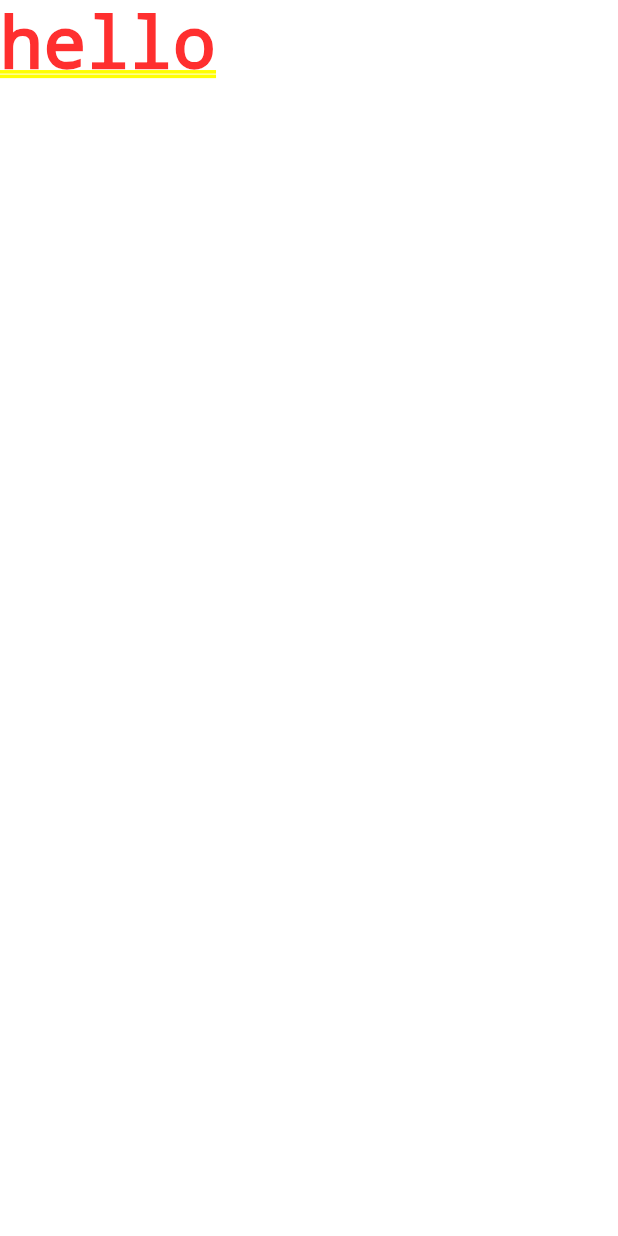
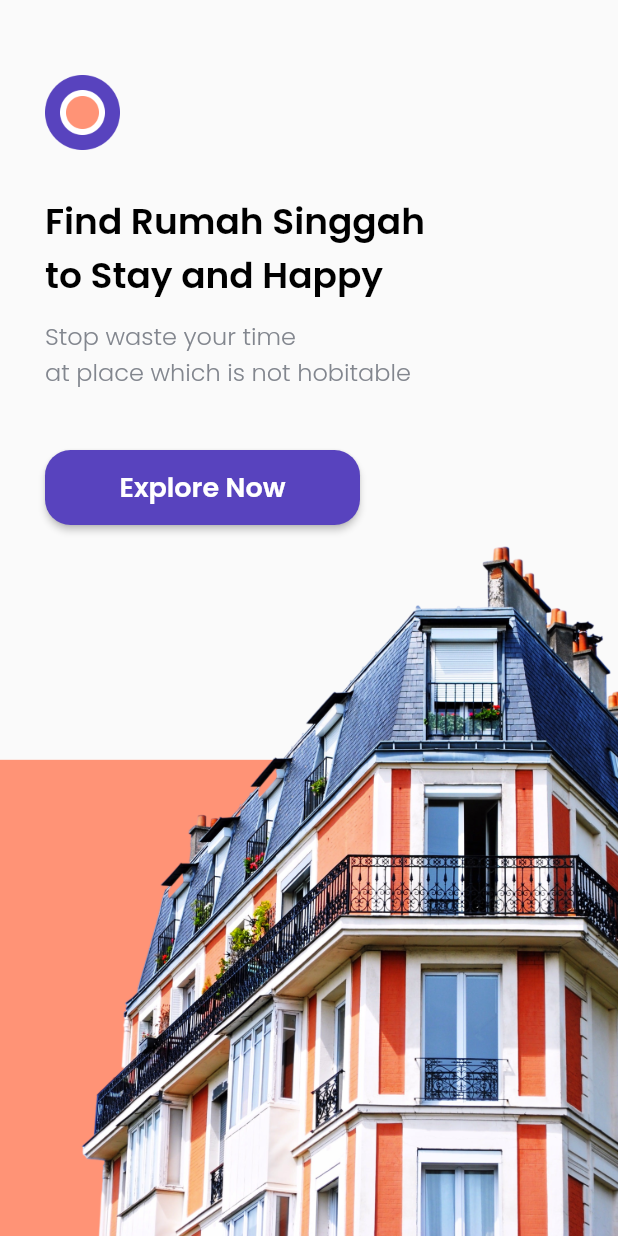
Before and after one commit to fathulaziss/rumah_singgah, a Flutter app: the screen it shows after launch, on a phone screen of 412 x 824 dp. Run offline on Flutter 3.47's test engine with Material 2 defaults, Android fonts, the phone set to English and light mode, and no system bars; our stand-ins replace google_fonts.

Commit message:
add splash page

```diff
--- /dev/null
+++ b/lib/shared/assets.dart
@@ -0,0 +1,29 @@
+class AssetsImage {
+  static String imageLogo = 'assets/images/logo.png';
+  static String imageSplash = 'assets/images/splash_image.png';
+  static String imageError = 'assets/images/error.png';
+  static String imageCity1 = 'assets/images/city1.png';
+  static String imageCity2 = 'assets/images/city2.png';
+  static String imageCity3 = 'assets/images/city3.png';
+  static String imageTips1 = 'assets/images/tips1.png';
+  static String imageTips2 = 'assets/images/tips2.png';
+  static String imageRoom1 = 'assets/images/room1.png';
+  static String imageRoom2 = 'assets/images/room2.png';
+  static String imageRoom3 = 'assets/images/room3.png';
+  static String imageDetailRoom1 = 'assets/images/detail_room1.png';
+  static String imageDetailRoom2 = 'assets/images/detail_room2.png';
+  static String imageDetailRoom3 = 'assets/images/detail_room3.png';
+}
+
+class AssetsIcon {
+  static String iconStar = 'assets/icons/icon_star.png';
+  static String iconBedroom = 'assets/icons/icon_bedroom.png';
+  static String iconCupboard = 'assets/icons/icon_cupboard.png';
+  static String iconKitchen = 'assets/icons/icon_kitchen.png';
+}
+
+class AssetsButton {
+  static String buttonBack = 'assets/buttons/btn_back.png';
+  static String buttonMap = 'assets/buttons/btn_map.png';
+  static String buttonWishlist = 'assets/buttons/btn_whislist.png';
+}
--- /dev/null
+++ b/lib/shared/shared.dart
@@ -0,0 +1,2 @@
+export 'assets.dart';
+export 'theme.dart';
--- a/lib/shared/theme.dart
+++ b/lib/shared/theme.dart
@@ -8,13 +8,13 @@ Color whiteColor = Color(0xFFFFFFFF);
 Color greyColor = Color(0xFF82868E);
 
 TextStyle blackTextStyle = GoogleFonts.poppins()
-    .copyWith(fontWeight: FontWeight.w500, color: blackColor);
+    .copyWith(fontWeight: FontWeight.w600, color: blackColor);
 
 TextStyle whiteTextStyle = GoogleFonts.poppins()
-    .copyWith(fontWeight: FontWeight.w500, color: whiteColor);
+    .copyWith(fontWeight: FontWeight.w600, color: whiteColor);
 
 TextStyle greyTextStyle = GoogleFonts.poppins()
     .copyWith(fontWeight: FontWeight.w300, color: greyColor);
 
 TextStyle purpleTextStyle = GoogleFonts.poppins()
-    .copyWith(fontWeight: FontWeight.w500, color: purpleColor);
+    .copyWith(fontWeight: FontWeight.w600, color: purpleColor);
--- a/lib/ui/pages/splash_page.dart
+++ b/lib/ui/pages/splash_page.dart
@@ -1,13 +1,66 @@
 import 'package:flutter/material.dart';
+import 'package:rumah_singgah/shared/shared.dart';
 
 class SplashPage extends StatelessWidget {
   const SplashPage({Key? key}) : super(key: key);
 
   @override
   Widget build(BuildContext context) {
-    return Container(
-      color: Colors.white,
-      child: Text("hello"),
+    return Scaffold(
+      body: SafeArea(
+          bottom: false,
+          child: Stack(
+            children: [
+              Align(
+                  alignment: Alignment.bottomCenter,
+                  child: Image.asset(AssetsImage.imageSplash)),
+              Padding(
+                padding: EdgeInsets.only(left: 30, top: 50),
+                child: Column(
+                  crossAxisAlignment: CrossAxisAlignment.start,
+                  children: [
+                    Container(
+                      width: 50,
+                      height: 50,
+                      decoration: BoxDecoration(
+                          image: DecorationImage(
+                              image: AssetImage(AssetsImage.imageLogo))),
+                    ),
+                    SizedBox(height: 30),
+                    Text(
+                      'Find Rumah Singgah \nto Stay and Happy',
+                      style: blackTextStyle.copyWith(fontSize: 24),
+                    ),
+                    SizedBox(height: 10),
+                    Text(
+                      'Stop waste your time\nat place which is not hobitable',
+                      style: greyTextStyle.copyWith(fontSize: 16),
+                    ),
+                    SizedBox(height: 40),
+                    Container(
+                      width: 210,
+                      height: 50,
+                      child: ElevatedButton(
+                        onPressed: () {},
+                        style: ButtonStyle(
+                            backgroundColor:
+                                MaterialStateProperty.all(purpleColor),
+                            shape: MaterialStateProperty.all(
+                              RoundedRectangleBorder(
+                                borderRadius: BorderRadius.circular(17),
+                              ),
+                            )),
+                        child: Text(
+                          "Explore Now",
+                          style: whiteTextStyle.copyWith(fontSize: 18),
+                        ),
+                      ),
+                    )
+                  ],
+                ),
+              ),
+            ],
+          )),
     );
   }
 }
```
Also changed, not shown: 13 other files.
